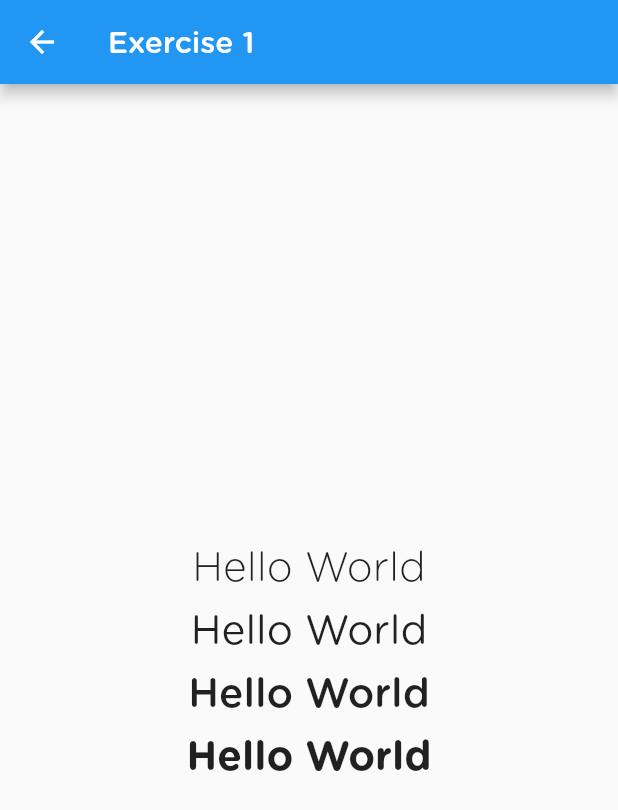
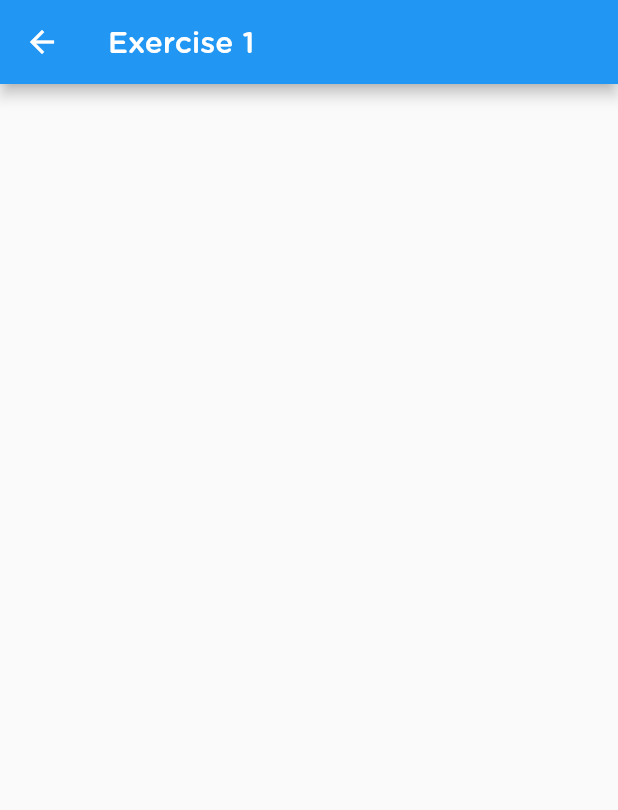
Before and after one commit to harveyjavier/flutter_workshop, a Flutter app: the One screen opened by its route, on a phone screen of 412 x 824 dp. Shown: the top 810 px of the screen. Run offline on Flutter 3.47's test engine with Material 2 defaults, Android fonts, the phone set to English and light mode, and no system bars.

Commit message:
Remove exercise 1 contents

```diff
--- a/lib/exercises/1.dart
+++ b/lib/exercises/1.dart
@@ -7,29 +7,7 @@ class One extends StatelessWidget {
       appBar: AppBar(
         title: Text("Exercise 1", style: TextStyle(fontFamily: "GothamRndMedium")),
       ),
-      body: Container(
-        child: Column(
-          mainAxisAlignment: MainAxisAlignment.center,
-          crossAxisAlignment: CrossAxisAlignment.center,
-          children: <Widget>[
-            Center(
-              child: Text("Hello World", style: TextStyle(fontSize: 27, fontFamily: "GothamRndLight"),),
-            ),
-            SizedBox(height: 10),
-            Center(
-              child: Text("Hello World", style: TextStyle(fontSize: 27, fontFamily: "GothamRndBook"),),
-            ),
-            SizedBox(height: 10),
-            Center(
-              child: Text("Hello World", style: TextStyle(fontSize: 27, fontFamily: "GothamRndMedium"),),
-            ),
-            SizedBox(height: 10),
-            Center(
-              child: Text("Hello World", style: TextStyle(fontSize: 27, fontFamily: "GothamRndBold"),),
-            ),
-          ],
-        ),
-      ),
+      body: Container(),
     );
   }
 }
```
